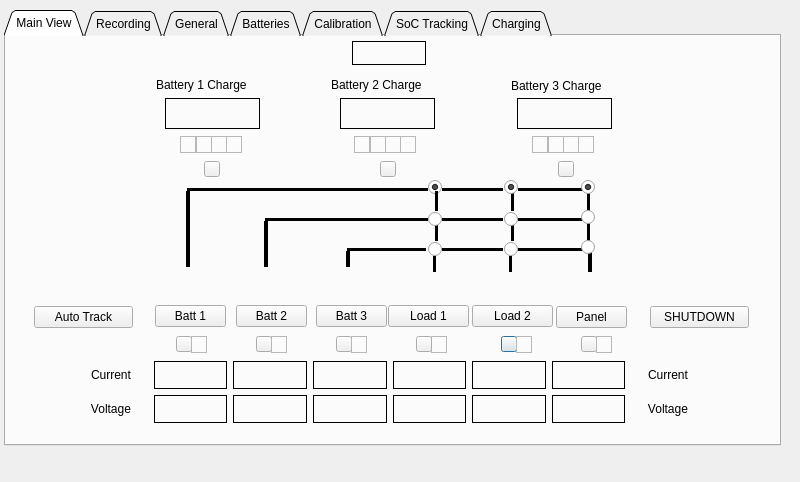
The window that gui-beaglebone/power-management.ui (dmsherazi/Battery-Management-System) describes before a commit, drawn with Qt 5.
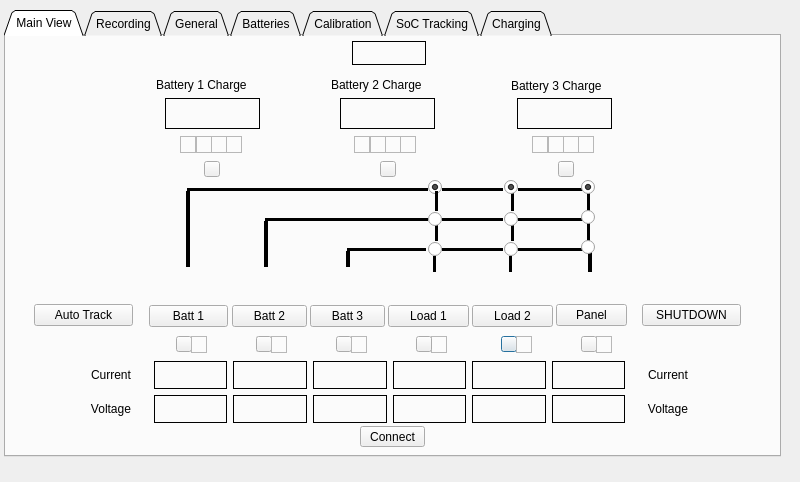
The same window after the commit. Icons and pictures are not drawn.

Commit message: Beaglebone GUI rarely started up, possibly due to delays in initialising XBee. Added a "connect" button to start the communications.

Diff of the .ui file:
```diff
--- a/gui-beaglebone/power-management.ui
+++ b/gui-beaglebone/power-management.ui
@@ -19,7 +19,7 @@
      <x>4</x>
      <y>10</y>
      <width>777</width>
-     <height>436</height>
+     <height>447</height>
     </rect>
    </property>
    <property name="toolTip">
@@ -86,9 +86,9 @@
     <widget class="QPushButton" name="battery1PushButton">
      <property name="geometry">
       <rect>
-       <x>149</x>
+       <x>143</x>
        <y>269</y>
-       <width>71</width>
+       <width>79</width>
        <height>22</height>
       </rect>
      </property>
@@ -308,9 +308,9 @@
     <widget class="QPushButton" name="battery2PushButton">
      <property name="geometry">
       <rect>
-       <x>230</x>
+       <x>226</x>
        <y>269</y>
-       <width>71</width>
+       <width>75</width>
        <height>22</height>
       </rect>
      </property>
@@ -946,7 +946,7 @@
      <property name="geometry">
       <rect>
        <x>28</x>
-       <y>270</y>
+       <y>268</y>
        <width>99</width>
        <height>22</height>
       </rect>
@@ -1070,7 +1070,7 @@
      <property name="geometry">
       <rect>
        <x>550</x>
-       <y>270</y>
+       <y>268</y>
        <width>71</width>
        <height>22</height>
       </rect>
@@ -1428,9 +1428,9 @@
     <widget class="QPushButton" name="battery3PushButton">
      <property name="geometry">
       <rect>
-       <x>310</x>
+       <x>304</x>
        <y>269</y>
-       <width>71</width>
+       <width>75</width>
        <height>22</height>
       </rect>
      </property>
@@ -1918,8 +1918,8 @@
     <widget class="QPushButton" name="shutdownButton">
      <property name="geometry">
       <rect>
-       <x>644</x>
-       <y>270</y>
+       <x>636</x>
+       <y>268</y>
        <width>99</width>
        <height>22</height>
       </rect>
@@ -1940,6 +1940,22 @@
       <bool>false</bool>
      </property>
     </widget>
+    <widget class="QPushButton" name="connectButton">
+     <property name="geometry">
+      <rect>
+       <x>354</x>
+       <y>390</y>
+       <width>65</width>
+       <height>21</height>
+      </rect>
+     </property>
+     <property name="toolTip">
+      <string>Attempt to reconnect to the remote in case of communications failure.</string>
+     </property>
+     <property name="text">
+      <string>Connect</string>
+     </property>
+    </widget>
     <zorder>battery1Charge</zorder>
     <zorder>load2OverCurrent</zorder>
     <zorder>battery1PushButton</zorder>
@@ -3904,7 +3920,7 @@
    <property name="geometry">
     <rect>
      <x>10</x>
-     <y>450</y>
+     <y>458</y>
      <width>685</width>
      <height>20</height>
     </rect>
```
Left out of the diff: 18 changed lines with no effect on the pictures. The commit also changes 2 other files.
